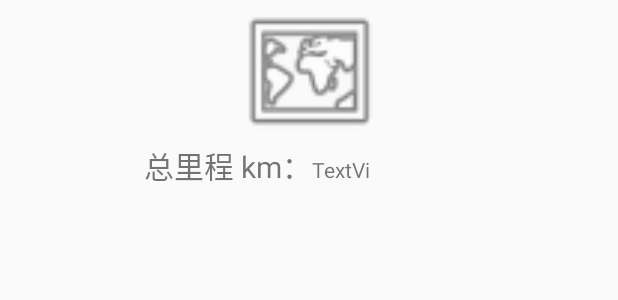
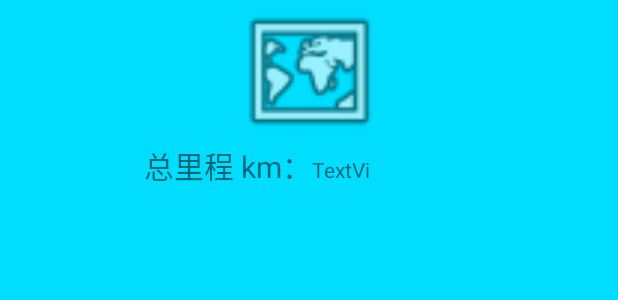
Before and after one commit to walkermannum1/Kgend, an Android app: the layout record_title.xml on its own in the app's theme, with its tools: preview values and no code run, on a phone screen of 412 x 824 dp. Shown: the top 300 px of the screen. Run offline under Robolectric (Android 15) with nearby library versions, the light colour scheme and no system bars.

```diff
--- a/app/src/main/java/com/example/user/kgend/RecordAdapter.java
+++ b/app/src/main/java/com/example/user/kgend/RecordAdapter.java
@@ -3,12 +3,15 @@ package com.example.user.kgend;
 import android.database.DataSetObserver;
 import android.view.View;
 import android.view.ViewGroup;
+import android.widget.BaseExpandableListAdapter;
 import android.widget.ExpandableListAdapter;
 
 /**
  * Created by user on 2016/11/11.
  */
-public class RecordAdapter implements ExpandableListAdapter {
+
+public class RecordAdapter extends BaseExpandableListAdapter {
+
     @Override
     public void registerDataSetObserver(DataSetObserver dataSetObserver) {
 
--- a/app/src/main/res/layout/record_title.xml
+++ b/app/src/main/res/layout/record_title.xml
@@ -1,10 +1,12 @@
 <?xml version="1.0" encoding="utf-8"?>
 <LinearLayout xmlns:android="http://schemas.android.com/apk/res/android"
               xmlns:app="http://schemas.android.com/apk/res-auto"
-              android:orientation="vertical"
+    xmlns:tools="http://schemas.android.com/tools"
+    android:orientation="vertical"
               android:layout_width="match_parent"
               android:layout_height="match_parent"
-              android:weightSum="1">
+              android:weightSum="1"
+    android:background="@android:color/holo_blue_bright">
 
     <ImageView
         android:layout_width="match_parent"
```
